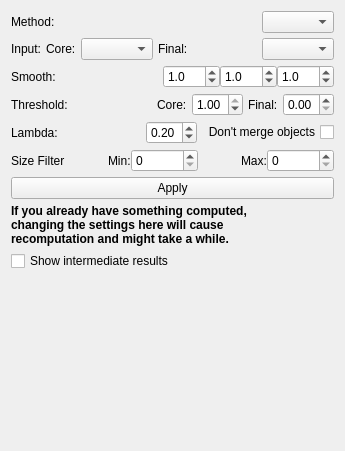
Above: ilastik/applets/thresholdTwoLevels/drawer.ui from ilastik/ilastik before the change. Below: the same form after it.
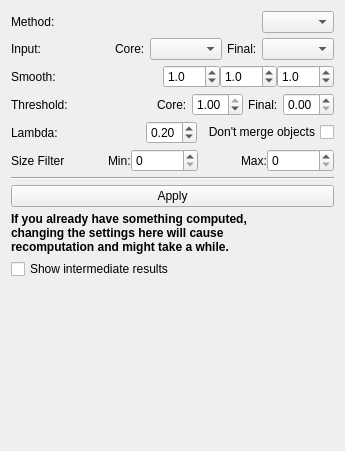
That is the form after the change.

Diff of the .ui file:
```diff
--- a/ilastik/applets/thresholdTwoLevels/drawer.ui
+++ b/ilastik/applets/thresholdTwoLevels/drawer.ui
@@ -56,6 +56,19 @@
        </property>
       </widget>
      </item>
+     <item>
+      <spacer name="horizontalSpacer_5">
+       <property name="orientation">
+        <enum>Qt::Horizontal</enum>
+       </property>
+       <property name="sizeHint" stdset="0">
+        <size>
+         <width>40</width>
+         <height>20</height>
+        </size>
+       </property>
+      </spacer>
+     </item>
      <item>
       <widget class="QLabel" name="coreChannelLabel">
        <property name="toolTip">
@@ -79,19 +92,6 @@
        </property>
       </widget>
      </item>
-     <item>
-      <spacer name="horizontalSpacer">
-       <property name="orientation">
-        <enum>Qt::Horizontal</enum>
-       </property>
-       <property name="sizeHint" stdset="0">
-        <size>
-         <width>40</width>
-         <height>20</height>
-        </size>
-       </property>
-      </spacer>
-     </item>
      <item>
       <widget class="QComboBox" name="inputChannelComboBox"/>
      </item>
@@ -414,6 +414,13 @@
      </item>
     </layout>
    </item>
+   <item>
+    <widget class="Line" name="line">
+     <property name="orientation">
+      <enum>Qt::Horizontal</enum>
+     </property>
+    </widget>
+   </item>
    <item>
     <widget class="QPushButton" name="applyButton">
      <property name="toolTip">
```
Left out of the diff: 10 changed lines with no effect on the pictures.
